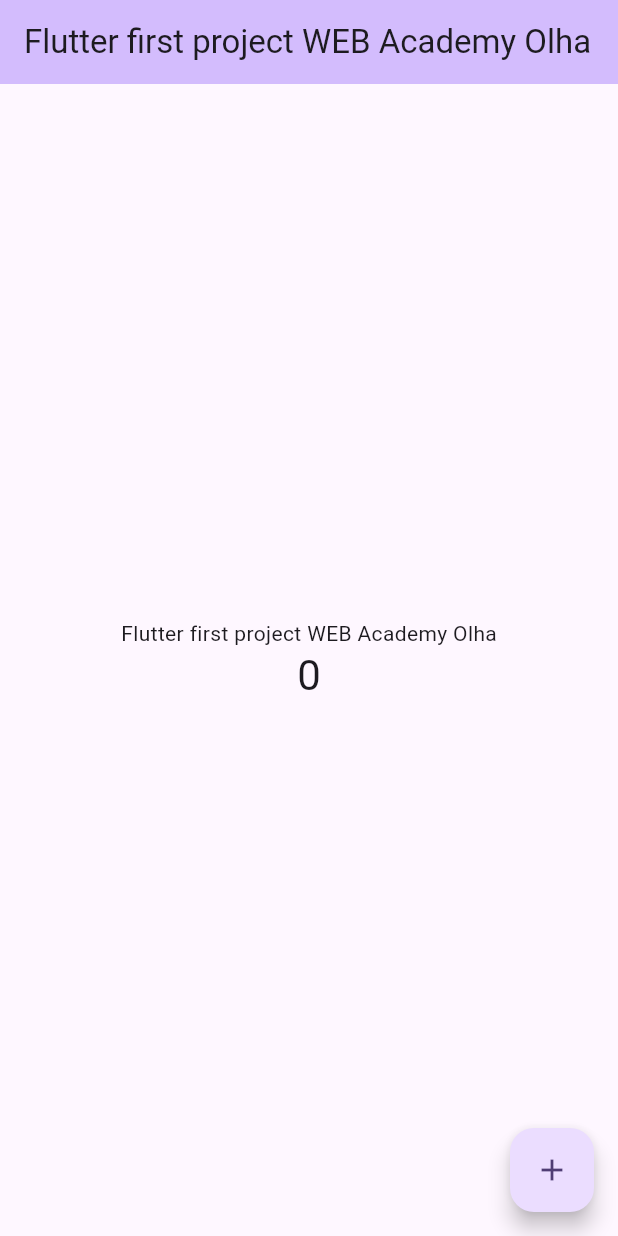
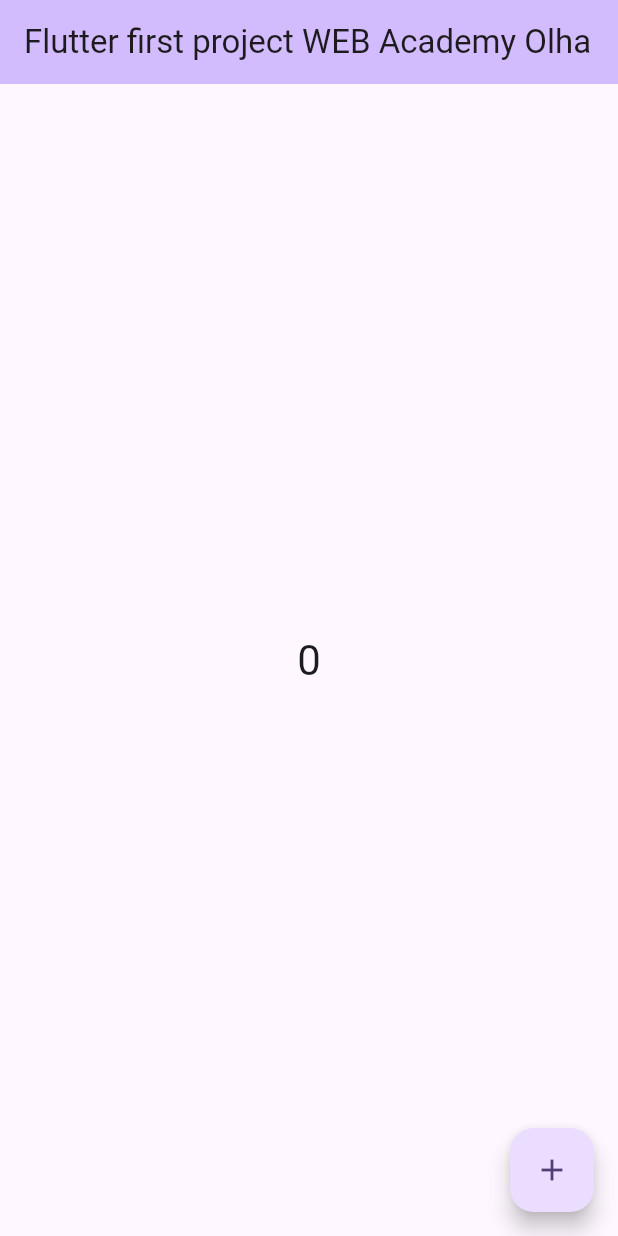
Before and after one commit to lclnn-dev/flutter-first-project, a Flutter app: the screen it shows after launch, on a phone screen of 412 x 824 dp. Run offline on Flutter 3.47's test engine with Material 3 defaults, Android fonts, the phone set to English and light mode, and no system bars.

Commit message:
removed 1 text widget from center

```diff
--- a/lib/main.dart
+++ b/lib/main.dart
@@ -49,9 +49,6 @@ class _MyHomePageState extends State<MyHomePage> {
         child: Column(
           mainAxisAlignment: MainAxisAlignment.center,
           children: <Widget>[
-            const Text(
-              'Flutter first project WEB Academy Olha',
-            ),
             Text(
               '$_counter',
               style: Theme.of(context).textTheme.headlineMedium,
```
